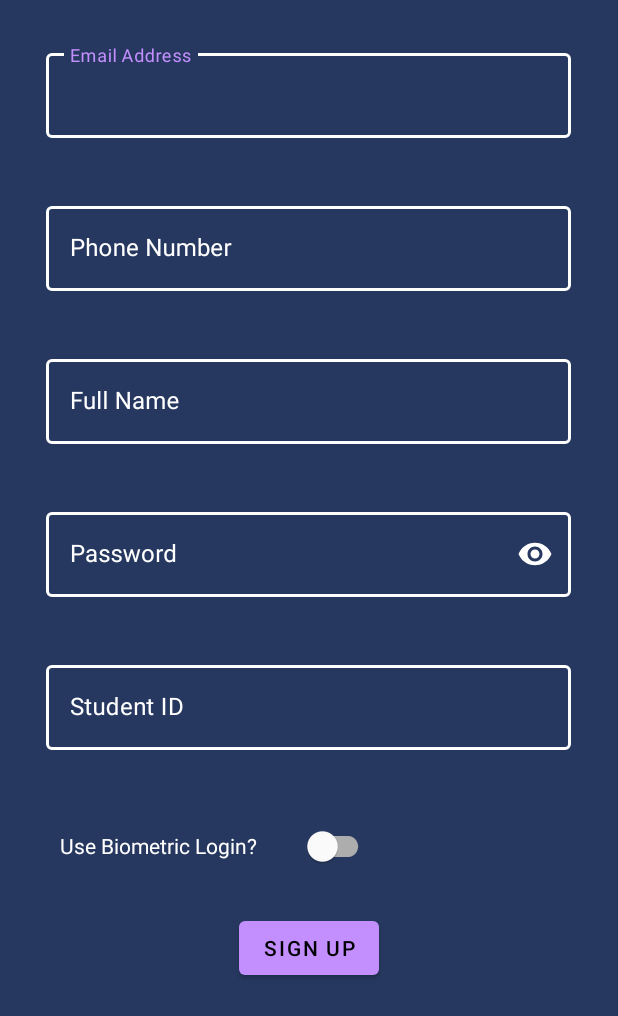
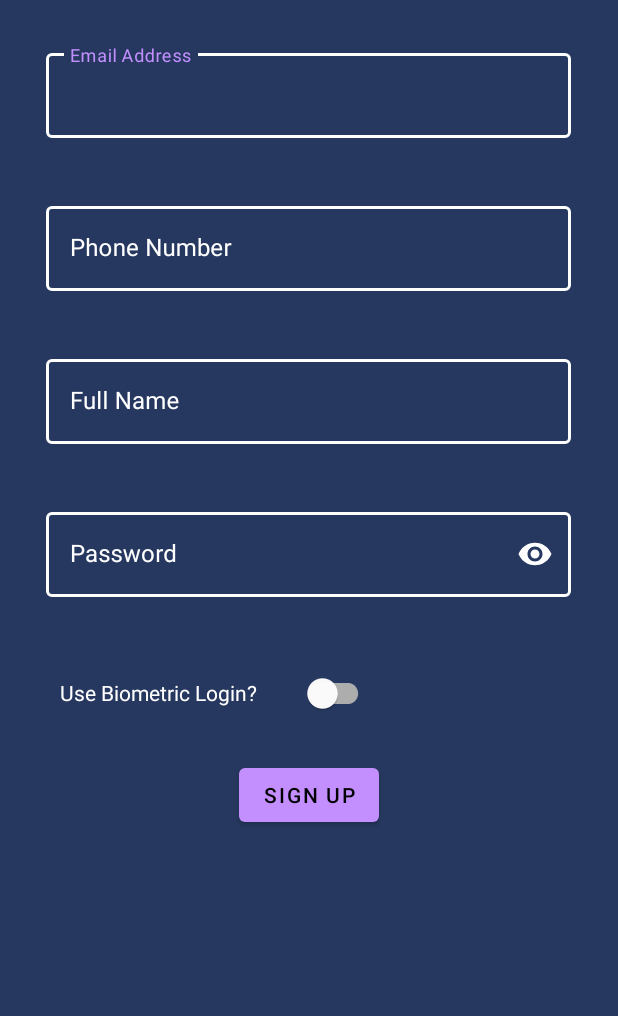
Before and after one commit to shavaizknz98/SCMS-NativeAndroid, an Android app: the layout fragment_signup_tab.xml on its own in the app's theme, with its tools: preview values and no code run, on a phone screen of 412 x 824 dp. Shown: the top 1016 px of the screen. Run offline under Robolectric (Android 15) with nearby library versions, the light colour scheme and no system bars.

Commit message:
Added post request for signing up user make sure to edit base url from RetrofitClient.java

```diff
--- a/app/build.gradle
+++ b/app/build.gradle
@@ -42,4 +42,7 @@ dependencies {
 
     implementation 'com.karumi:dexter:6.0.2'
     implementation "com.airbnb.android:lottie:3.0.0-beta1"
+
+    implementation 'com.squareup.retrofit2:converter-gson:2.1.0'
+    implementation 'com.squareup.retrofit2:retrofit:2.1.0'
 }
--- a/app/src/main/AndroidManifest.xml
+++ b/app/src/main/AndroidManifest.xml
@@ -10,6 +10,7 @@
     <uses-permission android:name="android.permission.USE_FINGERPRINT" />
     <uses-permission android:name="android.permission.USE_BIOMETRIC" />
     <uses-permission android:name="android.permission.CAMERA" />
+    <uses-permission android:name="android.permission.INTERNET"/>
 
     <uses-feature android:name="android.hardware.camera2" />
 
--- a/app/src/main/res/layout/fragment_signup_tab.xml
+++ b/app/src/main/res/layout/fragment_signup_tab.xml
@@ -124,30 +124,7 @@
                     android:textColorHint="#FFFFFF" />
             </com.google.android.material.textfield.TextInputLayout>
 
-            <com.google.android.material.textfield.TextInputLayout
-                android:id="@+id/ID"
-                style="@style/Widget.MaterialComponents.TextInputLayout.OutlinedBox"
-                android:layout_width="350dp"
-                android:layout_height="wrap_content"
-                android:layout_gravity="center_horizontal"
-                android:layout_marginTop="40dp"
-                android:hint="Student ID"
-                android:textColorHint="@color/white"
-                app:boxBackgroundColor="#00FFFFFF"
-                app:boxStrokeColor="#FFFFFF"
-                app:boxStrokeWidth="2dp"
-                app:hintTextColor="@color/buttonColor">
 
-                <com.google.android.material.textfield.TextInputEditText
-                    android:id="@+id/idEditText"
-                    android:layout_width="match_parent"
-                    android:layout_height="wrap_content"
-                    android:inputType="phone"
-                    android:textColor="#FFFFFF"
-                    android:textColorHighlight="@color/white"
-                    android:textColorHint="#FFFFFF" />
-
-            </com.google.android.material.textfield.TextInputLayout>
 
             <com.google.android.material.switchmaterial.SwitchMaterial
                 android:id="@+id/switchMaterial"
```
Also changed, not shown: app/src/main/java/com/example/scms/PostSignupAPI.java (added, +23 -0 lines), app/src/main/java/com/example/scms/RetrofitClient.java (added, +31 -0 lines), app/src/main/java/com/example/scms/SignupTab.java (+77 -3 lines), 1 other file.
